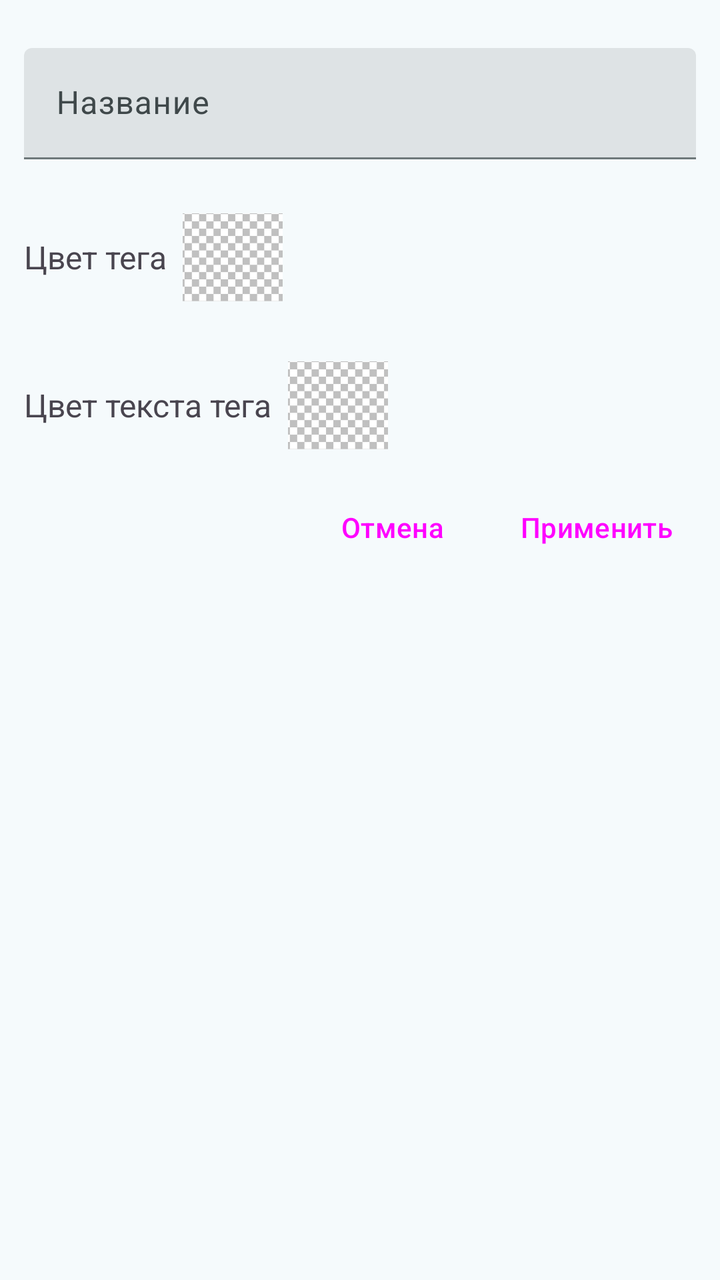
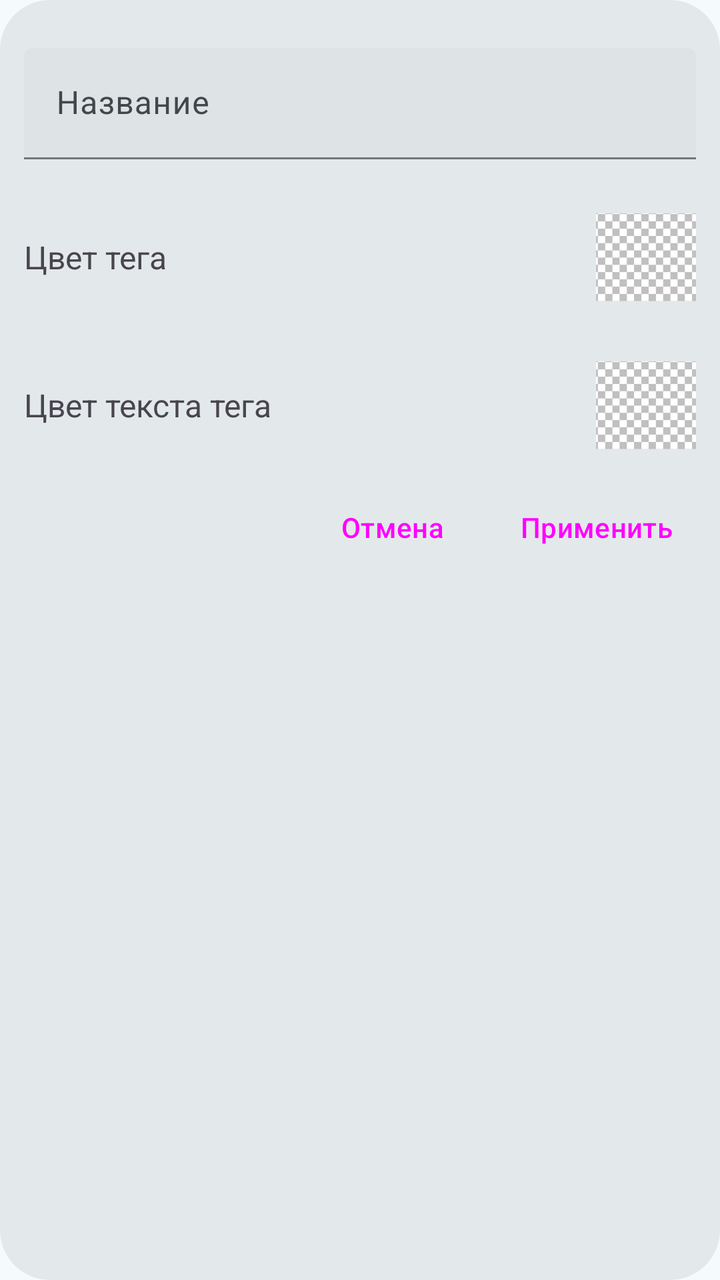

Two renders of the same Android screen: before a commit and after it. Below are the layout's source before the change and the commit's diff.
<!-- AndroidManifest.xml: application theme AppTheme -->
<!-- res/layout/dialog_tag_edit.xml -->
<?xml version="1.0" encoding="utf-8"?>
<LinearLayout xmlns:android="http://schemas.android.com/apk/res/android"
    android:layout_width="match_parent"
    android:layout_height="wrap_content"
    android:orientation="vertical"
    android:padding="12dp">

    <com.google.android.material.chip.ChipGroup
        android:id="@+id/chipPreview"
        android:layout_width="wrap_content"
        android:layout_height="wrap_content"
        android:layout_gravity="center" />

    <com.google.android.material.textfield.TextInputLayout
        style="?attr/textInputFilledStyle"
        android:layout_width="match_parent"
        android:layout_height="wrap_content"
        android:layout_marginTop="12dp"
        android:hint="@string/name">

        <com.google.android.material.textfield.TextInputEditText
            android:id="@+id/tagName"
            android:layout_width="match_parent"
            android:layout_height="wrap_content"
            android:imeOptions="actionDone"
            android:inputType="text" />
    </com.google.android.material.textfield.TextInputLayout>

    <LinearLayout
        android:layout_width="match_parent"
        android:layout_height="wrap_content"
        android:layout_marginTop="24dp"
        android:gravity="center_vertical"
        android:orientation="horizontal">

        <TextView
            style="@style/TitleMedium"
            android:layout_width="wrap_content"
            android:layout_height="wrap_content"
            android:text="@string/tag_background" />


        <ImageView
            android:id="@+id/tagBackgroundColor"
            android:layout_width="50dp"
            android:layout_height="50dp"
            android:layout_marginStart="8dp"
            android:src="@drawable/png_background" />
    </LinearLayout>

    <LinearLayout
        android:layout_width="match_parent"
        android:layout_height="wrap_content"
        android:layout_marginTop="24dp"
        android:gravity="center_vertical"
        android:orientation="horizontal">

        <TextView
            style="@style/TitleMedium"
            android:layout_width="wrap_content"
            android:layout_height="wrap_content"
            android:text="@string/tag_font_color" />


        <ImageView
            android:id="@+id/tagFontColor"
            android:layout_width="50dp"
            android:layout_height="50dp"
            android:layout_marginStart="8dp"
            android:src="@drawable/png_background" />
    </LinearLayout>

    <LinearLayout
        android:layout_width="wrap_content"
        android:layout_height="wrap_content"
        android:layout_gravity="end"
        android:layout_marginTop="12dp">

        <Button
            android:id="@+id/cancel"
            style="@style/Widget.Material3.Button.TextButton"
            android:layout_width="wrap_content"
            android:layout_height="wrap_content"
            android:layout_marginEnd="8dp"
            android:text="@string/cancel" />

        <Button
            android:id="@+id/apply"
            style="@style/Widget.Material3.Button.TextButton"
            android:layout_width="wrap_content"
            android:layout_height="wrap_content"
            android:text="@string/apply" />
    </LinearLayout>
</LinearLayout>
<!-- resources referenced by this layout -->
<resources>
  <string name="apply">Применить</string>
  <string name="cancel">Отмена</string>
  <string name="name">Название</string>
  <string name="tag_background">Цвет тега</string>
  <string name="tag_font_color">Цвет текста тега</string>
  <style name="TitleMedium" parent="RobotoMedium">
  		<item name="android:textSize">16sp</item>
  		<item name="android:lineHeight">24sp</item>
  	</style>
  <style name="RobotoMedium">
  		<item name="fontFamily">@font/roboto_medium</item>
  	</style>
  <color name="md_theme_primary">#006875</color>
  <color name="md_theme_onPrimary">#FFFFFF</color>
  <color name="md_theme_primaryContainer">#9EEFFE</color>
  <color name="md_theme_onPrimaryContainer">#001F24</color>
  <color name="md_theme_secondary">#4A6267</color>
  <color name="md_theme_onSecondary">#FFFFFF</color>
  <color name="md_theme_secondaryContainer">#CDE7ED</color>
  <color name="md_theme_onSecondaryContainer">#051F23</color>
  <color name="md_theme_tertiary">#535D7E</color>
  <color name="md_theme_onTertiary">#FFFFFF</color>
  <color name="md_theme_tertiaryContainer">#DAE1FF</color>
  <color name="md_theme_onTertiaryContainer">#0F1A37</color>
  <color name="md_theme_error">#BA1A1A</color>
  <color name="md_theme_onError">#FFFFFF</color>
  <color name="md_theme_errorContainer">#FFDAD6</color>
  <color name="md_theme_onErrorContainer">#410002</color>
  <color name="md_theme_background">#F5FAFC</color>
  <color name="md_theme_onBackground">#171D1E</color>
  <color name="md_theme_surface">#F5FAFC</color>
  <color name="md_theme_onSurface">#171D1E</color>
  <color name="md_theme_surfaceVariant">#DBE4E6</color>
  <color name="md_theme_onSurfaceVariant">#3F484A</color>
  <color name="md_theme_outline">#6F797B</color>
  <color name="md_theme_outlineVariant">#BFC8CA</color>
  <color name="md_theme_inverseSurface">#2B3133</color>
  <color name="md_theme_inverseOnSurface">#ECF2F3</color>
  <color name="md_theme_inversePrimary">#82D3E2</color>
  <color name="md_theme_primaryFixed">#9EEFFE</color>
  <color name="md_theme_onPrimaryFixed">#001F24</color>
  <color name="md_theme_primaryFixedDim">#82D3E2</color>
  <color name="md_theme_onPrimaryFixedVariant">#004F59</color>
  <color name="md_theme_secondaryFixed">#CDE7ED</color>
  <color name="md_theme_onSecondaryFixed">#051F23</color>
  <color name="md_theme_secondaryFixedDim">#B1CBD0</color>
  <color name="md_theme_onSecondaryFixedVariant">#334B4F</color>
  <color name="md_theme_tertiaryFixed">#DAE1FF</color>
  <color name="md_theme_onTertiaryFixed">#0F1A37</color>
  <color name="md_theme_tertiaryFixedDim">#BBC5EA</color>
  <color name="md_theme_onTertiaryFixedVariant">#3B4665</color>
  <color name="md_theme_surfaceDim">#D5DBDC</color>
  <color name="md_theme_surfaceBright">#F5FAFC</color>
  <color name="md_theme_surfaceContainerLowest">#FFFFFF</color>
  <color name="md_theme_surfaceContainerLow">#EFF5F6</color>
  <color name="md_theme_surfaceContainer">#E9EFF0</color>
  <color name="md_theme_surfaceContainerHigh">#E3E9EA</color>
  <color name="md_theme_surfaceContainerHighest">#DEE3E5</color>
  <!-- unchanged entries left out for length: 2 -->
</resources>

<!-- the commit's change to res/layout/dialog_tag_edit.xml (unified diff, before → after) -->
@@ -2,6 +2,7 @@
 <LinearLayout xmlns:android="http://schemas.android.com/apk/res/android"
     android:layout_width="match_parent"
     android:layout_height="wrap_content"
+    android:background="@drawable/dialog_background"
     android:orientation="vertical"
     android:padding="12dp">
 
@@ -39,6 +40,10 @@
             android:layout_height="wrap_content"
             android:text="@string/tag_background" />
 
+        <Space
+            android:layout_width="0dp"
+            android:layout_height="0dp"
+            android:layout_weight="1" />
 
         <ImageView
             android:id="@+id/tagBackgroundColor"
@@ -61,6 +66,10 @@
             android:layout_height="wrap_content"
             android:text="@string/tag_font_color" />
 
+        <Space
+            android:layout_width="0dp"
+            android:layout_height="0dp"
+            android:layout_weight="1" />
 
         <ImageView
             android:id="@+id/tagFontColor"
<!-- resource entries referenced after the edit -->
@@ -1,5 +1,11 @@
 <!-- resources referenced by this layout -->
 <resources>
+  <!-- drawable dialog_background (drawable) -->
+  <?xml version="1.0" encoding="utf-8"?>
+  <shape android:shape="rectangle" xmlns:android="http://schemas.android.com/apk/res/android">
+      <solid android:color="?attr/colorSurfaceContainerHigh"/>
+      <corners android:radius="25dp"/>
+  </shape>
   <string name="apply">Применить</string>
   <string name="cancel">Отмена</string>
   <string name="name">Название</string>
